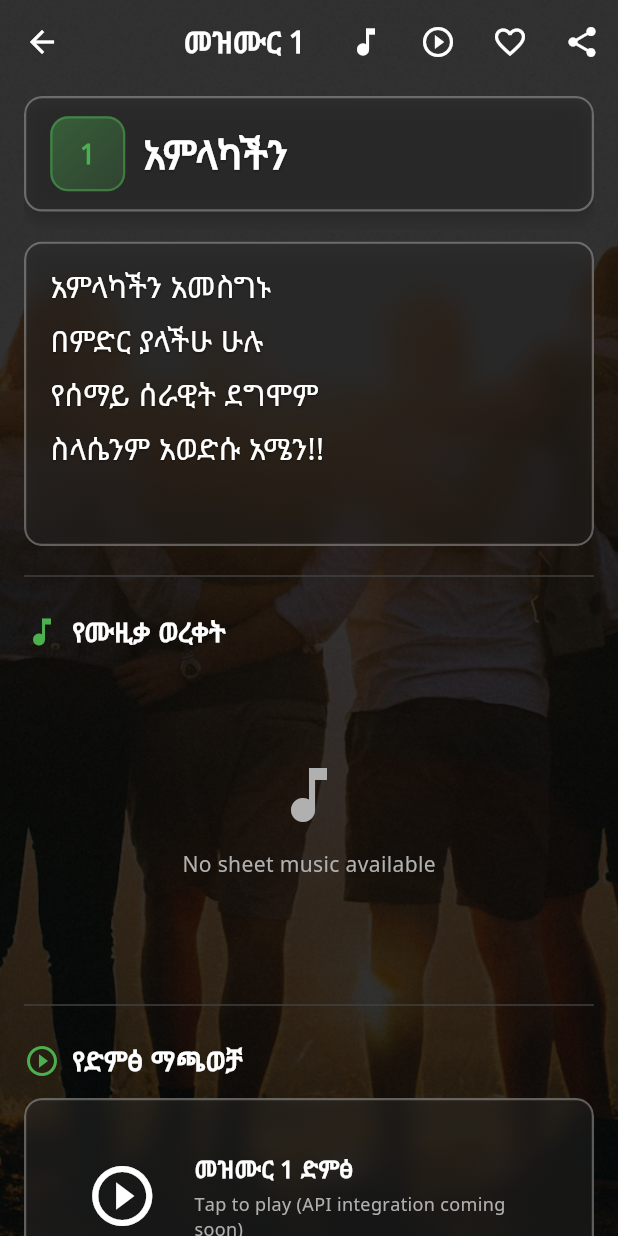
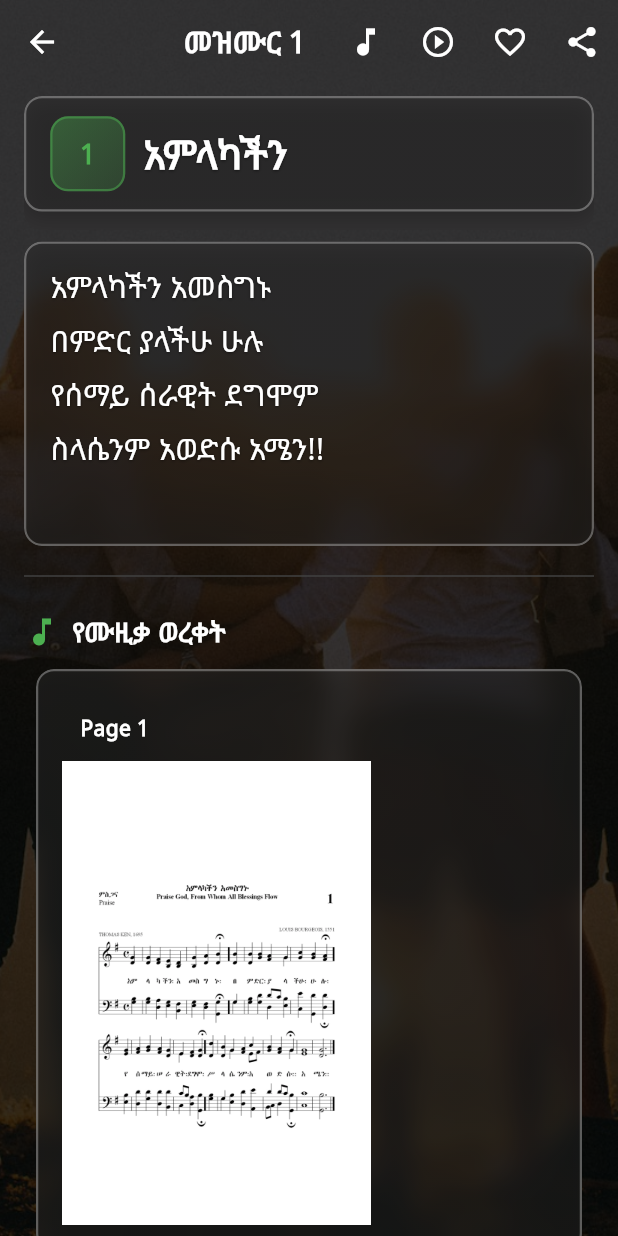
Before and after one commit to Nawey99/amharic_hymnal_app, a Flutter app: the HymnDetailPage screen opened directly, on a phone screen of 412 x 824 dp. Run offline on Flutter 3.47's test engine with Material 3 defaults, Android fonts, the phone set to English and light mode, and no system bars; our stand-ins replace audioplayers, dartz, drift, equatable, flutter_bloc, flutter_secure_storage and 4 more; accounts and stored records are empty; generated files the repository leaves out were written again; network calls fail.

Commit message:
feat: add media repositories and protected sheet music

```diff
--- /dev/null
+++ b/lib/core/services/secure_screen_service.dart
@@ -0,0 +1,21 @@
+import 'package:flutter/foundation.dart';
+import 'package:flutter/services.dart';
+
+class SecureScreenService {
+  static const MethodChannel _channel = MethodChannel('wudase/secure_screen');
+
+  static Future<void> setProtected(bool enabled) async {
+    if (kIsWeb) return;
+    try {
+      await _channel.invokeMethod<void>(
+        enabled ? 'enable' : 'disable',
+      );
+    } on MissingPluginException {
+      // Non-mobile platforms are allowed to no-op.
+    } on PlatformException catch (error) {
+      if (kDebugMode) {
+        debugPrint('Secure screen update failed: ${error.message}');
+      }
+    }
+  }
+}
--- a/lib/features/hymns/presentation/pages/hymn_detail_page.dart
+++ b/lib/features/hymns/presentation/pages/hymn_detail_page.dart
@@ -9,12 +9,14 @@ import 'package:amharic_hymnal_app/core/domain/repositories/settings_repository.
 import 'package:amharic_hymnal_app/core/services/background_image_service.dart';
 import 'package:amharic_hymnal_app/core/services/font_size_service.dart';
 import 'package:amharic_hymnal_app/core/services/history_service.dart';
+import 'package:amharic_hymnal_app/core/services/media_repositories.dart';
 import 'package:amharic_hymnal_app/core/theme/app_colors.dart';
 import 'package:amharic_hymnal_app/core/theme/app_theme.dart';
 import 'package:amharic_hymnal_app/core/utils/constants.dart';
 import 'package:amharic_hymnal_app/core/widgets/glass_container.dart';
 import 'package:amharic_hymnal_app/core/l10n/app_localizations.dart';
 import 'package:amharic_hymnal_app/features/hymns/domain/entities/hymn.dart';
+import 'package:amharic_hymnal_app/features/hymns/presentation/widgets/audio_section_widget.dart';
 import 'package:amharic_hymnal_app/features/hymns/presentation/widgets/sheet_music_viewer.dart';
 import 'package:amharic_hymnal_app/injection_container.dart' show sl;
 
@@ -40,6 +42,8 @@ class _HymnDetailPageState extends State<HymnDetailPage> {
   bool _isHorizontalDrag = false;
   bool _isExpectingNewHymn =
       false; // Track if we're expecting a new hymn from swipe
+  final Map<int, bool> _favoriteOverrides = {};
+  final SheetMusicRepository _sheetMusicRepository = SheetMusicRepository();
 
   @override
   void initState() {
@@ -220,7 +224,8 @@ class _HymnDetailPageState extends State<HymnDetailPage> {
 
   Widget _buildDetailView(BuildContext context, Hymn hymn) {
     final settingsRepository = sl<SettingsRepository>();
-    final isFavorite = settingsRepository.isFavorite(hymn.displayNumber);
+    final isFavorite = _favoriteOverrides[hymn.displayNumber] ??
+        settingsRepository.isFavorite(hymn.displayNumber);
     final languageCode = _getLanguageCode();
     final version = _getVersion();
 
@@ -471,6 +476,9 @@ class _HymnDetailPageState extends State<HymnDetailPage> {
       ),
       tooltip: isFavorite ? 'Remove from favorites' : 'Add to favorites',
       onPressed: () {
+        setState(() {
+          _favoriteOverrides[hymn.displayNumber] = !isFavorite;
+        });
         // Dispatch the toggle event - UI updates instantly via BLoC
         context.read<HymnsBloc>().add(ToggleFavorite(hymn.displayNumber));
       },
@@ -497,16 +505,20 @@ class _HymnDetailPageState extends State<HymnDetailPage> {
   }
 
   Widget _buildBody(Hymn hymn, double fontSize) {
-    // Use CustomScrollView to avoid nested scroll conflicts
-    // InteractiveViewer handles its own scrolling when zoomed
-    return CustomScrollView(
+    return Column(
+      children: [
+        Padding(
+          padding: const EdgeInsets.fromLTRB(16, 8, 16, 0),
+          child: _buildTitleSection(hymn, fontSize),
+        ),
+        Expanded(
+          child: CustomScrollView(
             slivers: [
               SliverPadding(
-          padding: const EdgeInsets.symmetric(horizontal: 16, vertical: 8),
+                padding:
+                    const EdgeInsets.symmetric(horizontal: 16, vertical: 8),
                 sliver: SliverList(
                   delegate: SliverChildListDelegate([
-              _buildTitleSection(hymn, fontSize),
-              const SizedBox(height: 8),
                     _buildLyricsSection(hymn, fontSize),
                     const SizedBox(height: 12),
                     if (!hymn.isHagerigna) ...[
@@ -515,6 +527,9 @@ class _HymnDetailPageState extends State<HymnDetailPage> {
                       _buildAudioSection(context, hymn),
                     ],
                   ]),
+                ),
+              ),
+            ],
           ),
         ),
       ],
@@ -635,8 +650,8 @@ class _HymnDetailPageState extends State<HymnDetailPage> {
               // Removed RepaintBoundary from InteractiveViewer to prevent layout exceptions
               // Keep InteractiveViewer properly constrained
               // Calculate min/max scale based on zoom scale constants (0.8x-2.0x font scale)
-              final minScale = AppConstants.minZoomScale;
-              final maxScale = AppConstants.maxZoomScale;
+              const minScale = 0.85;
+              const maxScale = 1.8;
 
               return InteractiveViewer(
                 transformationController: _transformationController,
@@ -716,7 +731,7 @@ class _HymnDetailPageState extends State<HymnDetailPage> {
       // FontSizeService.setFontSize() will clamp to 12-30 range automatically
       if ((currentScale - _initialScale).abs() > 0.01 &&
           _initialScale > 0 &&
-          _initialScale >= AppConstants.minZoomScale) {
+          _initialScale >= 0.85) {
         // Scale ratio represents the change in zoom (e.g., 1.0 -> 1.5 means 1.5x zoom)
         final scaleRatio = currentScale / _initialScale;
         // Calculate new font size based on scale ratio
@@ -742,8 +757,7 @@ class _HymnDetailPageState extends State<HymnDetailPage> {
 
       // Update scale reference for next interaction
       // Ensure scale is within valid bounds
-      _initialScale = currentScale.clamp(
-          AppConstants.minZoomScale, AppConstants.maxZoomScale);
+      _initialScale = currentScale.clamp(0.85, 1.8);
       // Sync local state with service (getFontSize() already clamps)
       if (mounted) {
         setState(() {
@@ -782,10 +796,26 @@ class _HymnDetailPageState extends State<HymnDetailPage> {
           ],
         ),
         const SizedBox(height: 12),
-        // Sheet music viewer with zoom and pagination support
-        SheetMusicViewer(
-          sheetMusicFiles: hymn.sheetMusic ?? [],
+        FutureBuilder<List<String>>(
+          future: _sheetMusicRepository.getFilesForHymn(hymn),
+          builder: (context, snapshot) {
+            final files = snapshot.data ?? const <String>[];
+            if (snapshot.connectionState == ConnectionState.waiting) {
+              return const SizedBox(
+                height: 120,
+                child: Center(
+                  child: CircularProgressIndicator(
+                    valueColor:
+                        AlwaysStoppedAnimation<Color>(AppColors.accentGreen),
+                  ),
+                ),
+              );
+            }
+            return SheetMusicViewer(
+              sheetMusicFiles: files,
               hymnNumber: hymn.displayNumber,
+            );
+          },
         ),
       ],
     );
@@ -818,63 +848,11 @@ class _HymnDetailPageState extends State<HymnDetailPage> {
           ],
         ),
         const SizedBox(height: 12),
-        // Glass card placeholder for audio player
-        GlassCard(
-          borderRadius: 12.0,
-          child: Padding(
-            padding: const EdgeInsets.all(16),
-            child: Row(
-              children: [
-                IconButton(
-                  icon: const Icon(
-                    Icons.play_circle_outline,
-                    color: AppColors.primaryText,
-                    size: 48,
-                  ),
-                  onPressed: () {
-                    // Future: Audio playback functionality via API
-                    ScaffoldMessenger.of(context).showSnackBar(
-                      SnackBar(
-                        content: Text(AppLocalizations.of(context)
-                                ?.audioPlayerComingSoon ??
-                            'Audio player feature coming soon'),
-                        duration: const Duration(seconds: 2),
-                      ),
-                    );
-                  },
-                ),
-                const SizedBox(width: 16),
-                Expanded(
-                  child: Column(
-                    crossAxisAlignment: CrossAxisAlignment.start,
-                    mainAxisSize: MainAxisSize.min, // Prevent overflow
-                    children: [
-                      Text(
-                        'መዝሙር ${hymn.displayNumber} ድምፅ',
-                        style: const TextStyle(
-                          color: AppColors.primaryText,
-                          fontSize: 16,
-                          fontWeight: FontWeight.bold,
-                          fontFamily: 'NotoSansEthiopic',
-                        ),
-                      ),
-                      const SizedBox(height: 4),
-                      Text(
-                        (hymn.audioUrl?.isNotEmpty ?? false)
-                            ? 'Audio: ${hymn.audioUrl} (API integration coming soon)'
-                            : 'Tap to play (API integration coming soon)',
-                        style: const TextStyle(
-                          color: AppColors.secondaryText,
-                          fontSize: 12,
-                          fontFamily: 'NotoSansEthiopic',
-                        ),
-                      ),
-                    ],
-                  ),
-                ),
-              ],
-            ),
-          ),
+        AudioSectionWidget(
+          hymnNumber: hymn.displayNumber,
+          hymnTitle: hymn.displayTitle.isNotEmpty
+              ? hymn.displayTitle
+              : 'መዝሙር ${hymn.displayNumber}',
         ),
       ],
     );
```
Also changed, not shown: lib/core/services/global_audio_service.dart (+103 -5 lines), lib/core/services/media_repositories.dart (added, +74 -0 lines), lib/features/hymns/presentation/widgets/audio_section_widget.dart (+7 -3 lines), lib/features/hymns/presentation/widgets/sheet_music_viewer.dart (+19 -0 lines), 1 other file. Lines whose indentation alone changed are shown as unchanged.
